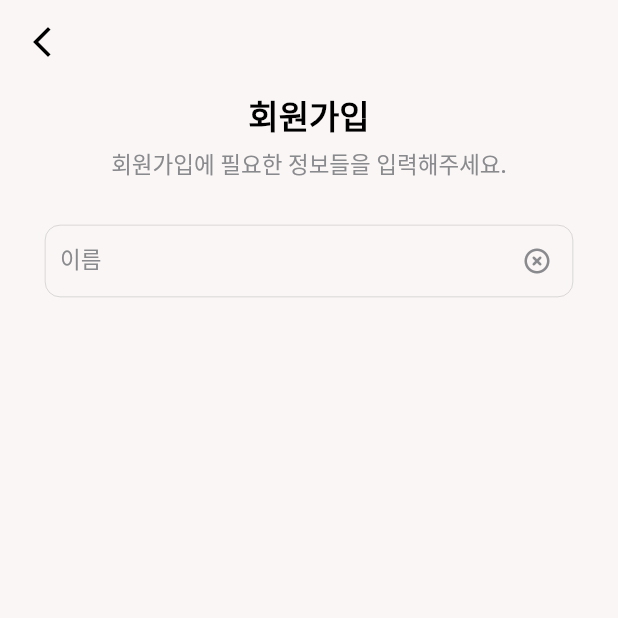
After one commit to cielolimpio/morning-holic-app, a Flutter app: the SignUpScreen screen opened by its route, on a phone screen of 412 x 824 dp, the top half of it. The commit adds this screen. Run offline on Flutter 3.47's test engine with Material 2 defaults, Android fonts, the phone set to English and light mode, and no system bars; Roboto replaces fonts that are missing (AppleSDGothicNeo).

Commit message:
add: AppBar, TextFormField, Title components

```diff
--- /dev/null
+++ b/lib/components/app_bar.dart
@@ -0,0 +1,19 @@
+import 'package:flutter/material.dart';
+import 'package:morning_holic_app/constants/color.dart';
+
+class CustomAppBar extends PreferredSize {
+  CustomAppBar({
+    super.key,
+  }) : super(
+      preferredSize: Size.fromHeight(60.0),
+      child: AppBar(
+        backgroundColor: BACKGROUND_COLOR,
+        elevation: 0,
+        leading: IconButton(
+          icon: Icon(Icons.arrow_back_ios_new),
+          color: Colors.black,
+          onPressed: () {},
+        ),
+      )
+  );
+}
--- /dev/null
+++ b/lib/components/text_form_field.dart
@@ -0,0 +1,64 @@
+import 'package:flutter/material.dart';
+import 'package:morning_holic_app/constants/color.dart';
+
+class CustomTextFormField extends StatefulWidget {
+  final String? placeHolder;
+  double width;
+  double height;
+
+  CustomTextFormField(
+      {required this.placeHolder,
+      this.width = 320.0,
+      this.height = 30.0,
+      super.key});
+
+  @override
+  State<CustomTextFormField> createState() => _CustomTextFormFieldState();
+}
+
+class _CustomTextFormFieldState extends State<CustomTextFormField> {
+  TextEditingController textarea = TextEditingController();
+
+  @override
+  Widget build(BuildContext context) {
+    return TextFormField(
+      controller: textarea,
+      cursorColor: GREY_COLOR,
+      decoration: InputDecoration(
+        contentPadding: const EdgeInsets.symmetric(
+          vertical: 0,
+          horizontal: 10.0,
+        ),
+        labelText: widget.placeHolder,
+        labelStyle: const TextStyle(color: GREY_COLOR),
+        suffixIcon: IconButton(
+          icon: const Icon(Icons.highlight_remove_rounded),
+          iconSize: 20.0,
+          color: GREY_COLOR,
+          onPressed: () {
+            textarea.clear();
+          },
+        ),
+        enabledBorder: OutlineInputBorder(
+          borderSide: const BorderSide(
+            width: 0.2,
+            color: GREY_COLOR,
+          ),
+          borderRadius: BorderRadius.circular(10.0),
+        ),
+        focusedBorder: OutlineInputBorder(
+          borderSide: const BorderSide(
+            width: 0.2,
+            color: GREY_COLOR,
+          ),
+          borderRadius: BorderRadius.circular(10.0),
+        ),
+        floatingLabelBehavior: FloatingLabelBehavior.never,
+      ),
+      style: const TextStyle(
+        color: Colors.black,
+        fontSize: 15.0,
+      ),
+    );
+  }
+}
--- /dev/null
+++ b/lib/components/title.dart
@@ -0,0 +1,39 @@
+import 'package:flutter/material.dart';
+import 'package:morning_holic_app/constants/color.dart';
+
+class CustomTitle extends StatelessWidget {
+  final String title;
+  final String description;
+
+  const CustomTitle({
+    required this.title,
+    required this.description,
+    super.key
+  });
+
+  @override
+  Widget build(BuildContext context) {
+    return Column(
+      crossAxisAlignment: CrossAxisAlignment.center,
+      children: [
+        Text(
+          title,
+          style: TextStyle(
+            color: Colors.black,
+            fontSize: 22.0,
+            fontWeight: FontWeight.w600
+          ),
+        ),
+        SizedBox.fromSize(size: const Size(0, 5)),
+        Text(
+          description,
+          style: TextStyle(
+            color: GREY_COLOR,
+            fontSize: 15.0,
+            fontWeight: FontWeight.w500,
+          )
+        )
+      ],
+    );
+  }
+}
--- a/lib/constants/color.dart
+++ b/lib/constants/color.dart
@@ -2,3 +2,4 @@ import 'package:flutter/material.dart';
 
 const PRIMARY_COLOR = Color(0xff57AC6D);
 const BACKGROUND_COLOR = Color(0xffFAF6F5);
+const GREY_COLOR = Color(0xff898A8D);
--- a/lib/main.dart
+++ b/lib/main.dart
@@ -1,5 +1,6 @@
 import 'package:flutter/material.dart';
 import 'package:morning_holic_app/constants/color.dart';
+import 'package:morning_holic_app/screens/sign_up.dart';
 import 'package:morning_holic_app/screens/welcome.dart';
 
 void main() {
@@ -20,8 +21,8 @@ class MyApp extends StatelessWidget {
 
       routes: {
         '/welcome':(context) => WelcomeScreen(),
+        '/sign-up':(context) => SignUpScreen(),
         // '/login':(context) => LoginScreen(),
-        // '/join':(context) => JoinScreen(),
         // '/home': (context) => HomeScreen(),
         // '/createProfile' :(context) => CreateProfileScreen(),
         // '/searchDetails' : (context) => SearchDetailsScreen(),
--- /dev/null
+++ b/lib/screens/sign_up.dart
@@ -0,0 +1,30 @@
+import 'package:flutter/material.dart';
+import 'package:morning_holic_app/components/app_bar.dart';
+import 'package:morning_holic_app/components/text_form_field.dart';
+import 'package:morning_holic_app/components/title.dart';
+
+class SignUpScreen extends StatelessWidget {
+  const SignUpScreen({super.key});
+
+  @override
+  Widget build(BuildContext context) {
+    return Scaffold(
+      appBar: CustomAppBar(),
+      body: Padding(
+        padding: const EdgeInsets.symmetric(horizontal: 30.0),
+        child: Column(
+          mainAxisAlignment: MainAxisAlignment.start,
+          crossAxisAlignment: CrossAxisAlignment.stretch,
+          children: [
+            CustomTitle(
+              title: '회원가입',
+              description: '회원가입에 필요한 정보들을 입력해주세요.',
+            ),
+            SizedBox.fromSize(size: Size(0, 30)),
+            CustomTextFormField(placeHolder: '이름'),
+          ],
+        ),
+      ),
+    );
+  }
+}
--- a/lib/screens/welcome.dart
+++ b/lib/screens/welcome.dart
@@ -8,7 +8,7 @@ class WelcomeScreen extends StatelessWidget {
   Widget build(BuildContext context) {
     return Scaffold(
       body: Padding(
-        padding: const EdgeInsets.all(30.0),
+        padding: const EdgeInsets.symmetric(horizontal: 30.0),
         child: Column(
           mainAxisAlignment: MainAxisAlignment.spaceEvenly,
           crossAxisAlignment: CrossAxisAlignment.stretch,
```
